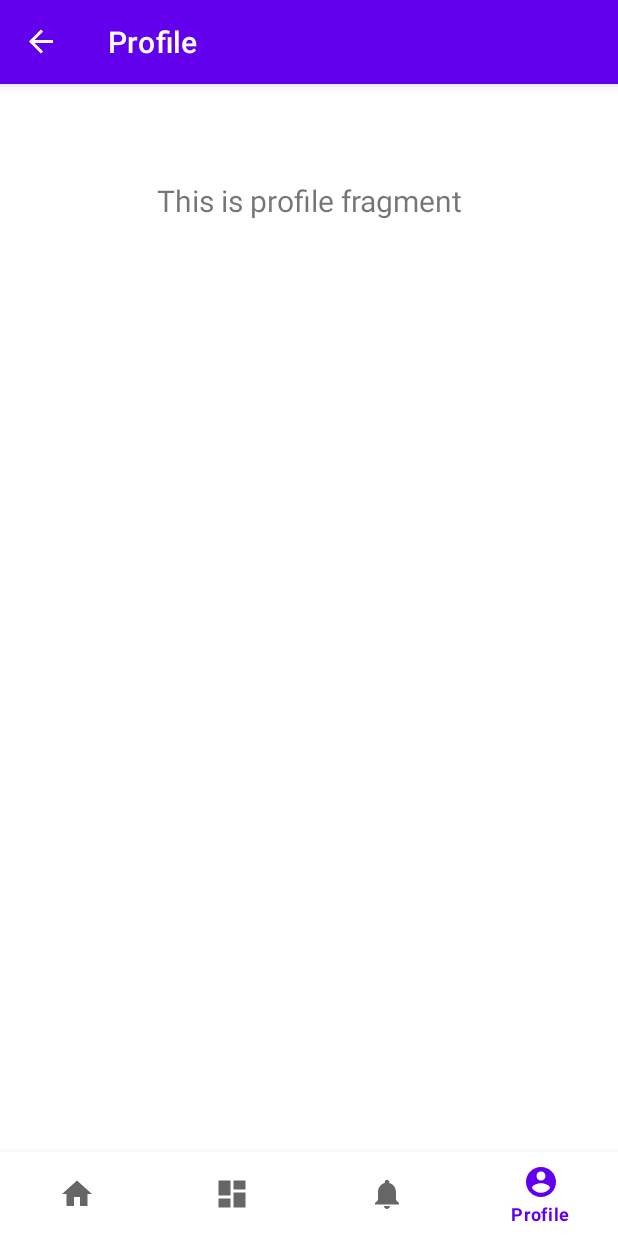
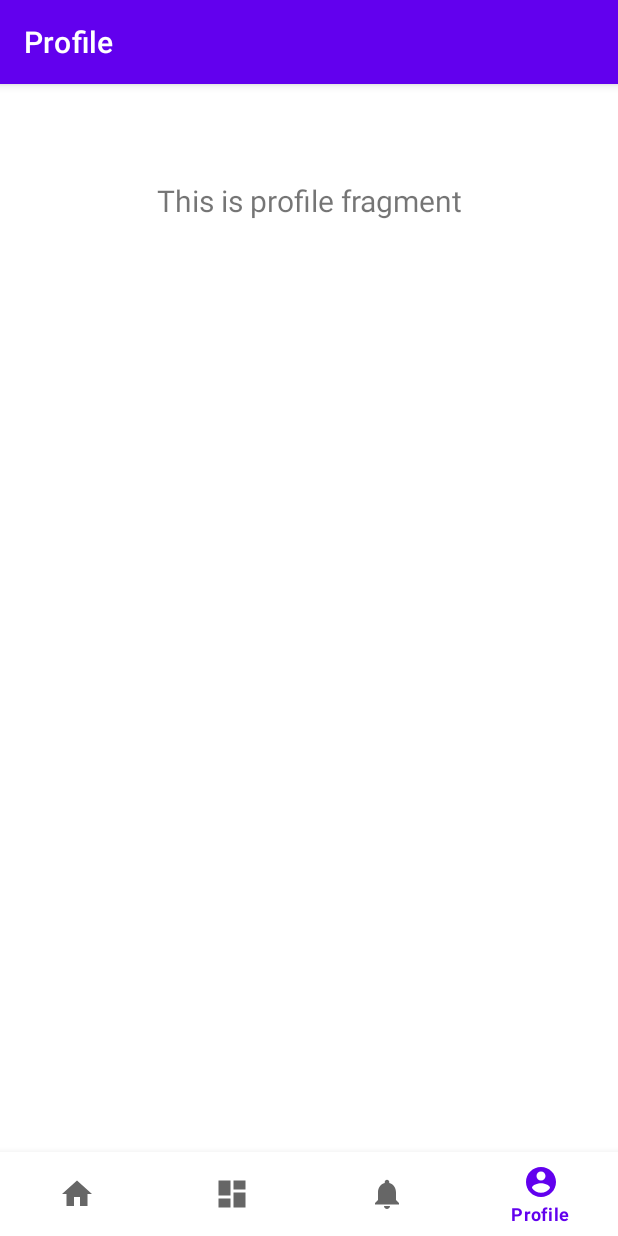
Before and after one commit to are-one/bottom-navigation-one, an Android app: the screen it shows after launch (MainActivity), item 4 of the bottom bar chosen, on a phone screen of 412 x 824 dp. Run offline under Robolectric (Android 15) with nearby library versions, the phone set to English and light mode, and no system bars; our stand-ins replace navigation-ui.

```diff
--- a/app/src/main/java/id/one/bottomnavigationone/MainActivity.kt
+++ b/app/src/main/java/id/one/bottomnavigationone/MainActivity.kt
@@ -26,7 +26,7 @@ class MainActivity : AppCompatActivity() {
         // menu should be considered as top level destinations.
         val appBarConfiguration = AppBarConfiguration(
             setOf(
-                R.id.navigation_home, R.id.navigation_dashboard, R.id.navigation_notifications
+                R.id.navigation_home, R.id.navigation_dashboard, R.id.navigation_notifications, R.id.navigation_profile
             )
         )
         setupActionBarWithNavController(navController, appBarConfiguration)
```
